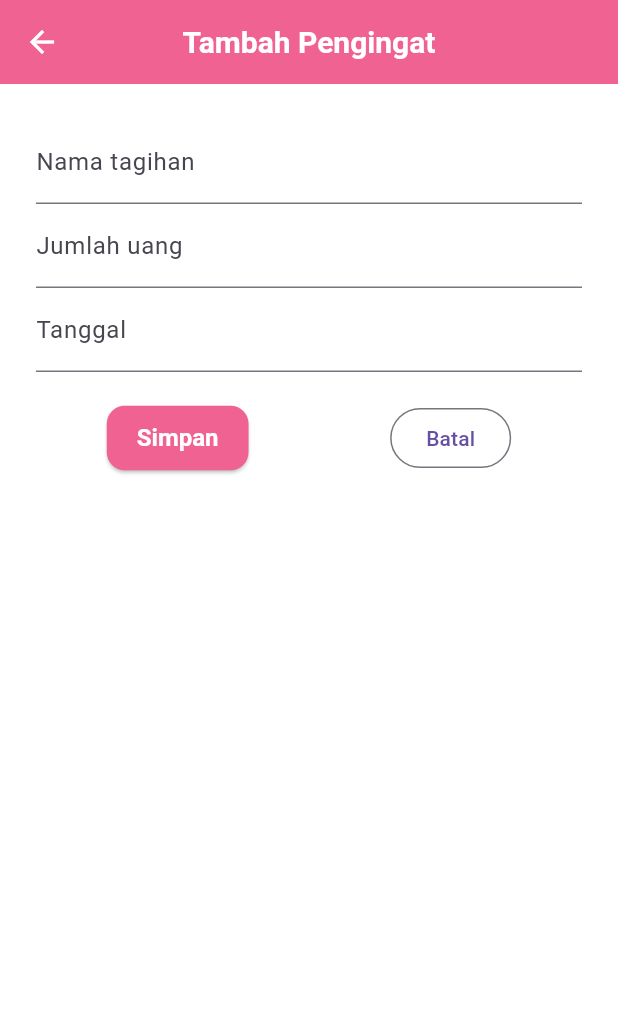
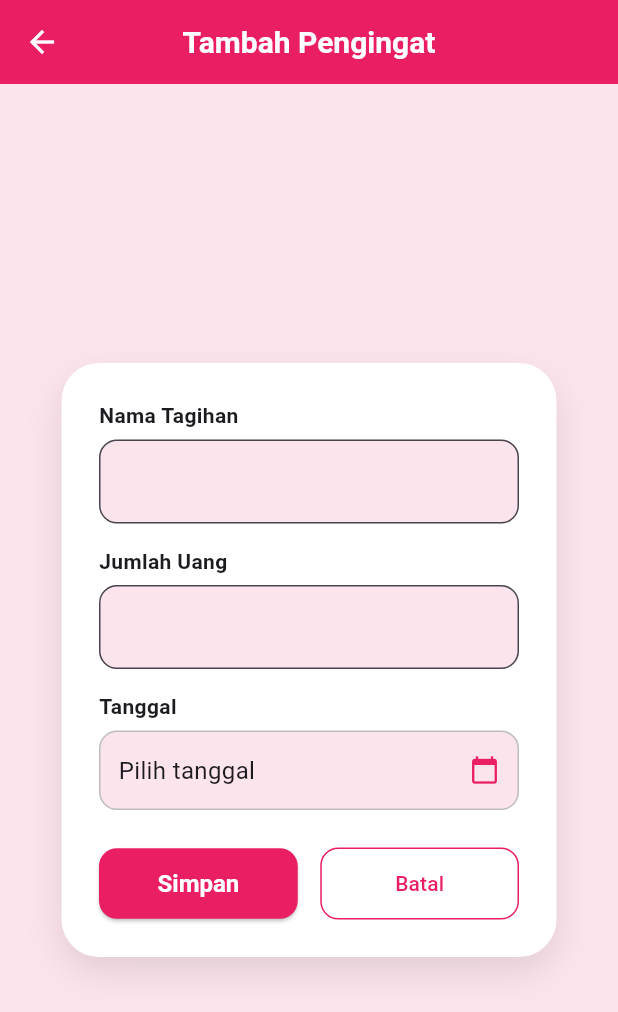
Before and after one commit to dazeeL/PocketLog, a Flutter app: the HalamanTambahPengingat screen opened directly, on a phone screen of 412 x 824 dp. Shown: the top 1012 px of the screen. Run offline on Flutter 3.47's test engine with Material 3 defaults, Android fonts, the phone set to English and light mode, and no system bars; our stand-ins replace google_fonts, image_picker.

Commit message:
add pengingat

```diff
--- a/lib/halaman_tambah_pengingat.dart
+++ b/lib/halaman_tambah_pengingat.dart
@@ -1,58 +1,186 @@
 import 'package:flutter/material.dart';
 
-class HalamanTambahPengingat extends StatelessWidget {
+class HalamanTambahPengingat extends StatefulWidget {
   const HalamanTambahPengingat({super.key});
 
   @override
-  Widget build(BuildContext context) {
+  State<HalamanTambahPengingat> createState() => _HalamanTambahPengingatState();
+}
+
+class _HalamanTambahPengingatState extends State<HalamanTambahPengingat> {
   final namaController = TextEditingController();
   final jumlahController = TextEditingController();
-    final tanggalController = TextEditingController();
+  DateTime? selectedDate;
 
-    return Scaffold(
-      appBar: AppBar(title: const Text('Tambah Pengingat')),
-      body: Padding(
-        padding: const EdgeInsets.all(24.0),
-        child: Column(
-          children: [
-            TextField(controller: namaController, decoration: const InputDecoration(labelText: 'Nama tagihan')),
-            TextField(controller: jumlahController, keyboardType: TextInputType.number, decoration: const InputDecoration(labelText: 'Jumlah uang')),
-            TextField(
-              controller: tanggalController,
-              decoration: const InputDecoration(labelText: 'Tanggal'),
-              onTap: () async {
-                FocusScope.of(context).requestFocus(FocusNode());
-                final picked = await showDatePicker(
+  // UNTUK PICKER TANGGAL
+  Future<void> pilihTanggal() async {
+    final DateTime? picked = await showDatePicker(
       context: context,
       initialDate: DateTime.now(),
-                  firstDate: DateTime(2023),
-                  lastDate: DateTime(2030),
+      firstDate: DateTime(2020),
+      lastDate: DateTime(2100),
     );
+
     if (picked != null) {
-                  tanggalController.text =
-                      "${picked.day}-${picked.month}-${picked.year}";
+      setState(() {
+        selectedDate = picked;
+      });
     }
-              },
+  }
+
+  @override
+  Widget build(BuildContext context) {
+    return Scaffold(
+      backgroundColor: Colors.pink[50],
+      appBar: AppBar(
+        backgroundColor: Colors.pink,
+        title: const Text(
+          "Tambah Pengingat",
+          style: TextStyle(color: Colors.white),
         ),
-            const SizedBox(height: 20),
+      ),
+
+      body: Center(
+        child: Container(
+          width: 330,
+          padding: const EdgeInsets.all(25),
+          decoration: BoxDecoration(
+            color: Colors.white,
+            borderRadius: BorderRadius.circular(25),
+            boxShadow: [
+              BoxShadow(
+                color: Colors.black.withOpacity(0.1),
+                blurRadius: 20,
+                offset: const Offset(0, 10),
+              ),
+            ],
+          ),
+
+          child: Column(
+            mainAxisSize: MainAxisSize.min,
+            crossAxisAlignment: CrossAxisAlignment.start,
+            children: [
+
+              // NAMA TAGIHAN
+              const Text(
+                "Nama Tagihan",
+                style: TextStyle(fontWeight: FontWeight.w600),
+              ),
+              const SizedBox(height: 6),
+              TextField(
+                controller: namaController,
+                decoration: InputDecoration(
+                  filled: true,
+                  fillColor: Colors.pink[50],
+                  border: OutlineInputBorder(
+                    borderRadius: BorderRadius.circular(12),
+                  ),
+                ),
+              ),
+
+              const SizedBox(height: 15),
+
+              // JUMLAH UANG
+              const Text(
+                "Jumlah Uang",
+                style: TextStyle(fontWeight: FontWeight.w600),
+              ),
+              const SizedBox(height: 6),
+              TextField(
+                controller: jumlahController,
+                keyboardType: TextInputType.number,
+                decoration: InputDecoration(
+                  filled: true,
+                  fillColor: Colors.pink[50],
+                  border: OutlineInputBorder(
+                    borderRadius: BorderRadius.circular(12),
+                  ),
+                ),
+              ),
+
+              const SizedBox(height: 15),
+
+              // TANGGAL
+              const Text(
+                "Tanggal",
+                style: TextStyle(fontWeight: FontWeight.w600),
+              ),
+              const SizedBox(height: 6),
+
+              GestureDetector(
+                onTap: pilihTanggal,
+                child: Container(
+                  padding: const EdgeInsets.symmetric(horizontal: 12, vertical: 14),
+                  decoration: BoxDecoration(
+                    color: Colors.pink[50],
+                    borderRadius: BorderRadius.circular(12),
+                    border: Border.all(color: Colors.grey.shade400),
+                  ),
+                  child: Row(
+                    mainAxisAlignment: MainAxisAlignment.spaceBetween,
+                    children: [
+                      Text(
+                        selectedDate == null
+                            ? "Pilih tanggal"
+                            : "${selectedDate!.day}/${selectedDate!.month}/${selectedDate!.year}",
+                        style: const TextStyle(fontSize: 16),
+                      ),
+                      const Icon(Icons.calendar_today, size: 20, color: Colors.pink),
+                    ],
+                  ),
+                ),
+              ),
+
+              const SizedBox(height: 25),
+
+              // BUTTON SIMPAN & BATAL
               Row(
-              mainAxisAlignment: MainAxisAlignment.spaceAround,
+                mainAxisAlignment: MainAxisAlignment.spaceBetween,
                 children: [
-                ElevatedButton(
+                  // SIMPAN
+                  Expanded(
+                    child: ElevatedButton(
                       onPressed: () {
                         Navigator.pop(context);
                       },
-                    child: const Text('Simpan')),
-                OutlinedButton(
+                      style: ElevatedButton.styleFrom(
+                        backgroundColor: Colors.pink,
+                        padding: const EdgeInsets.symmetric(vertical: 14),
+                        shape: RoundedRectangleBorder(
+                          borderRadius: BorderRadius.circular(12),
+                        ),
+                      ),
+                      child: const Text("Simpan", style: TextStyle(color: Colors.white)),
+                    ),
+                  ),
+
+                  const SizedBox(width: 15),
+
+                  // BATAL
+                  Expanded(
+                    child: OutlinedButton(
                       onPressed: () {
                         Navigator.pop(context);
                       },
-                    child: const Text('Batal')),
+                      style: OutlinedButton.styleFrom(
+                        padding: const EdgeInsets.symmetric(vertical: 14),
+                        shape: RoundedRectangleBorder(
+                          borderRadius: BorderRadius.circular(12),
+                        ),
+                        side: const BorderSide(color: Colors.pink),
+                      ),
+                      child: const Text(
+                        "Batal",
+                        style: TextStyle(color: Colors.pink),
+                      ),
+                    ),
+                  ),
                 ],
               ),
             ],
           ),
         ),
+      ),
     );
   }
 }
--- a/lib/main.dart
+++ b/lib/main.dart
@@ -1,5 +1,6 @@
 import 'package:flutter/material.dart';
 import 'package:flutter_application_1/halaman_login.dart';
+import 'package:flutter_application_1/halaman_pengingat.dart';
 import 'editprofil_screen.dart';
 import 'profil_screen.dart';
 
@@ -51,7 +52,7 @@ class PocketLogApp extends StatelessWidget {
         ),
       ),
 
-      home: const HalamanLogin(),
+      home: const HalamanPengingat(),
     );
   }
 }
```
Lines whose indentation alone changed are shown as unchanged.
